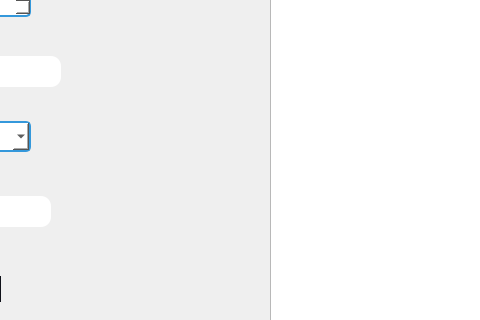
Above: mainwindow.ui from Projetcpp-2A19/projetcpp-2a19-smart-football-competition before the change; both pictures show x 480 to 960 and y 174 to 494 of the 1401 by 681 pixel window. Below: the same form after it.
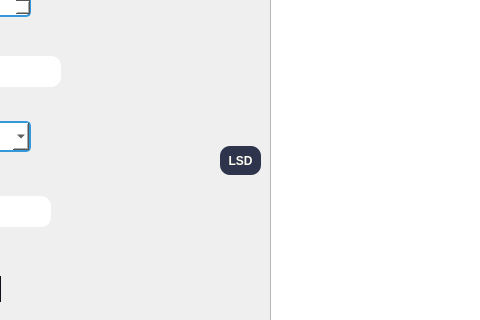
That is the form after the change. Icons and pictures are not drawn.

```diff
--- a/mainwindow.ui
+++ b/mainwindow.ui
@@ -628,6 +628,27 @@
        <string>ChatBot</string>
       </property>
      </widget>
+     <widget class="QPushButton" name="lsd">
+      <property name="geometry">
+       <rect>
+        <x>460</x>
+        <y>320</y>
+        <width>41</width>
+        <height>29</height>
+       </rect>
+      </property>
+      <property name="styleSheet">
+       <string notr="true">background-color: rgb(46, 52, 76);
+font: 12pt &quot;Haettenschweiler&quot;;
+color: rgb(255, 254, 242);
+ border-radius: 10px;
+    border: none;
+font-weight: bold;</string>
+      </property>
+      <property name="text">
+       <string>LSD</string>
+      </property>
+     </widget>
      <zorder>label_4</zorder>
      <zorder>tab_matches</zorder>
      <zorder>pb_ajouter</zorder>
```
Left out of the diff: 1 changed line with no effect on the pictures.
